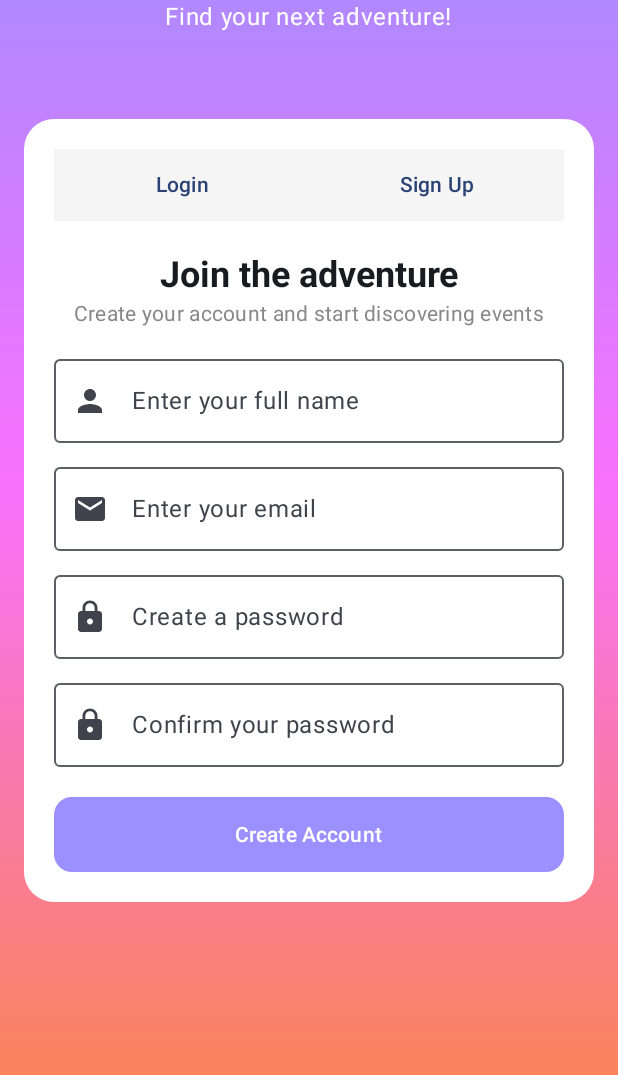
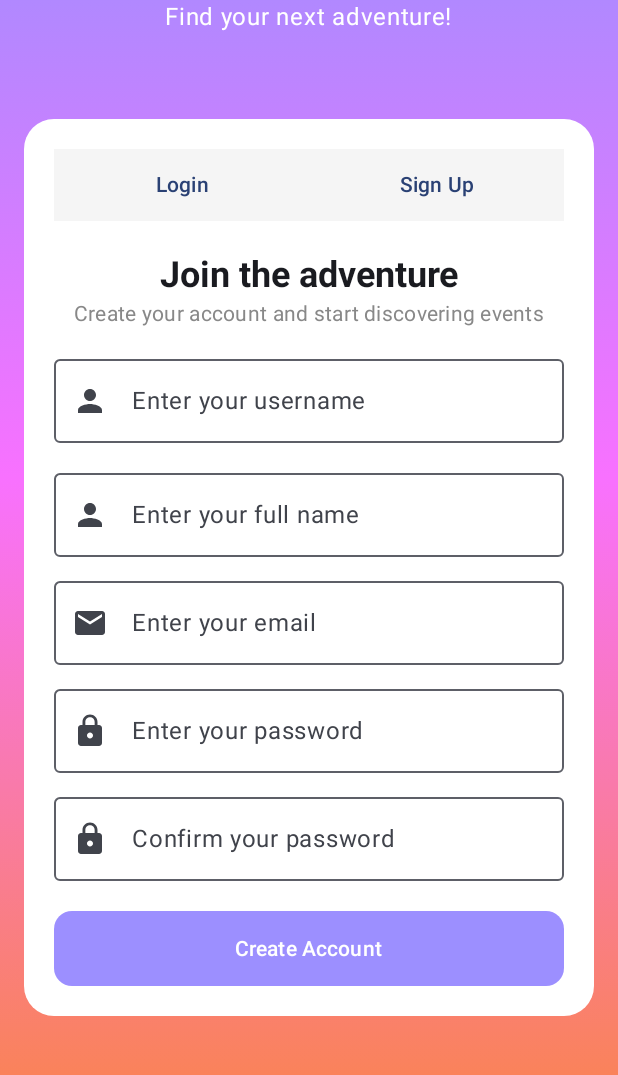
Before and after one commit to doech/Wherenow, an Android app built with Jetpack Compose: the AuthScreen screen opened through its navigation route, tab 2 chosen, on a phone screen of 412 x 824 dp, the part 141-1216 px from its top. Run offline under Robolectric (Android 15) with nearby library versions, the phone set to English and light mode, and no system bars; our stand-ins replace Firebase (no records; nobody signed in at launch, a user with empty details on screens opened directly).

Commit message:
login con firebase y logout

```diff
--- a/app/src/main/java/com/example/wherenow/data/model/EventRow.kt
+++ b/app/src/main/java/com/example/wherenow/data/model/EventRow.kt
@@ -8,9 +8,9 @@ data class EventRow(
     val description: String = "",
     val location: String = "",
     val distanceText: String = "",
-    val priceText: Int = 0,
+    val priceText: String = "",   // ← (antes Int, ahora String)
     val interested: Int = 0,
     val status: String = "active",
-    val createdAt: Date? = null,
-    val startAt: Date? = null
+    val createdAt: Date? = null,  // marca de tiempo Firestore → Date?
+    val startAt: Date? = null     // marca de tiempo Firestore → Date?
 )
--- /dev/null
+++ b/app/src/main/java/com/example/wherenow/data/repository/UserRepository.kt
@@ -0,0 +1,27 @@
+package com.example.wherenow.data.repository
+
+import com.example.wherenow.data.model.UserProfile
+import com.google.firebase.firestore.FirebaseFirestore
+
+class UserRepository(
+    private val db: FirebaseFirestore = FirebaseFirestore.getInstance()
+) {
+
+    fun createUser(profile: UserProfile, onResult: (Boolean) -> Unit) {
+        db.collection("users")
+            .document(profile.id)
+            .set(profile)
+            .addOnSuccessListener { onResult(true) }
+            .addOnFailureListener { onResult(false) }
+    }
+
+    fun getUser(uid: String, onResult: (UserProfile?) -> Unit) {
+        db.collection("users")
+            .document(uid)
+            .get()
+            .addOnSuccessListener { doc ->
+                onResult(doc.toObject(UserProfile::class.java))
+            }
+            .addOnFailureListener { onResult(null) }
+    }
+}
--- a/app/src/main/java/com/example/wherenow/ui/auth/AuthScreen.kt
+++ b/app/src/main/java/com/example/wherenow/ui/auth/AuthScreen.kt
@@ -13,33 +13,43 @@ import androidx.compose.ui.Alignment
 import androidx.compose.ui.Modifier
 import androidx.compose.ui.graphics.Brush
 import androidx.compose.ui.graphics.Color
+import androidx.compose.ui.res.stringResource
 import androidx.compose.ui.text.font.FontWeight
 import androidx.compose.ui.text.input.PasswordVisualTransformation
 import androidx.compose.ui.unit.dp
 import androidx.compose.ui.unit.sp
 import androidx.navigation.NavController
-import androidx.compose.ui.res.stringResource
+import androidx.lifecycle.viewmodel.compose.viewModel
 import com.example.wherenow.R
 import com.example.wherenow.navigation.NavRoutes
+import com.example.wherenow.ui.auth.AuthViewModel
+
+import androidx.compose.foundation.text.KeyboardOptions
+import androidx.compose.ui.text.input.KeyboardType
+import androidx.compose.ui.text.input.KeyboardCapitalization
+
 
 @Composable
 fun AuthScreen(navController: NavController) {
+    var username by remember { mutableStateOf("") }
     var email by remember { mutableStateOf("") }
     var password by remember { mutableStateOf("") }
     var fullName by remember { mutableStateOf("") }
     var confirmPassword by remember { mutableStateOf("") }
-    var selectedTab by remember { mutableStateOf(0) } // 0 = Login, 1 = SignUp
+    var selectedTab by remember { mutableStateOf(0) }
+    val authViewModel: AuthViewModel = viewModel()
+    var errorMsg by remember { mutableStateOf<String?>(null) }
+    var loading by remember { mutableStateOf(false) }
 
-    // Fondo degradado
     Box(
         modifier = Modifier
             .fillMaxSize()
             .background(
                 Brush.verticalGradient(
                     listOf(
-                        Color(0xFF9C8FFF), // purple
-                        Color(0xFFF871FF), // pink
-                        Color(0xFFFA8355)  // orange
+                        Color(0xFF9C8FFF),
+                        Color(0xFFF871FF),
+                        Color(0xFFFA8355)
                     )
                 )
             )
@@ -65,7 +75,6 @@ fun AuthScreen(navController: NavController) {
 
             Spacer(modifier = Modifier.height(40.dp))
 
-            // Card blanca para Login / SignUp
             Card(
                 shape = RoundedCornerShape(20.dp),
                 modifier = Modifier
@@ -77,10 +86,10 @@ fun AuthScreen(navController: NavController) {
                     modifier = Modifier.padding(20.dp),
                     horizontalAlignment = Alignment.CenterHorizontally
                 ) {
-                    // Tabs
+
                     TabRow(
                         selectedTabIndex = selectedTab,
-                        containerColor = Color(0xFFF5F5F5), // gris clarito de fondo
+                        containerColor = Color(0xFFF5F5F5),
                         indicator = {},
                         divider = {}
                     ) {
@@ -98,8 +107,9 @@ fun AuthScreen(navController: NavController) {
 
                     Spacer(modifier = Modifier.height(20.dp))
 
+                    // ---------------- LOGIN ----------------
                     if (selectedTab == 0) {
-                        // Login Form
+
                         Text(
                             text = stringResource(R.string.welcome_back),
                             style = MaterialTheme.typography.headlineSmall,
@@ -113,25 +123,33 @@ fun AuthScreen(navController: NavController) {
 
                         Spacer(modifier = Modifier.height(20.dp))
 
-                        // Input email
                         OutlinedTextField(
                             value = email,
                             onValueChange = { email = it },
                             leadingIcon = { Icon(Icons.Default.Email, contentDescription = null) },
                             placeholder = { Text(stringResource(R.string.enter_email)) },
-                            modifier = Modifier.fillMaxWidth()
+                            modifier = Modifier.fillMaxWidth(),
+                            keyboardOptions = KeyboardOptions(
+                                keyboardType = KeyboardType.Email,
+                                capitalization = KeyboardCapitalization.None,
+                                autoCorrect = false
+                            )
                         )
 
                         Spacer(modifier = Modifier.height(16.dp))
 
-                        // Input password
                         OutlinedTextField(
                             value = password,
                             onValueChange = { password = it },
                             leadingIcon = { Icon(Icons.Default.Lock, contentDescription = null) },
                             placeholder = { Text(stringResource(R.string.enter_password)) },
                             modifier = Modifier.fillMaxWidth(),
-                            visualTransformation = PasswordVisualTransformation()
+                            visualTransformation = PasswordVisualTransformation(),
+                            keyboardOptions = KeyboardOptions(
+                                keyboardType = KeyboardType.Email,
+                                capitalization = KeyboardCapitalization.None,
+                                autoCorrect = false
+                            )
                         )
 
                         Spacer(modifier = Modifier.height(10.dp))
@@ -144,18 +162,30 @@ fun AuthScreen(navController: NavController) {
 
                         Button(
                             onClick = {
-                                // Navegación después de login
-                                navController.navigate(NavRoutes.LOCATION)
+                                loading = true
+                                authViewModel.login(email, password) { ok, msg ->
+                                    loading = false
+                                    if (ok) {
+                                        navController.navigate(NavRoutes.HOME) {
+                                            popUpTo(NavRoutes.AUTH) { inclusive = true }
+                                        }
+                                    } else {
+                                        errorMsg = msg ?: "Error al iniciar sesión"
+                                    }
+                                }
                             },
                             modifier = Modifier
                                 .fillMaxWidth()
                                 .height(50.dp),
                             shape = RoundedCornerShape(12.dp)
                         ) {
-                            Text(stringResource(R.string.signup_title), color = Color.White)
+                            Text(stringResource(R.string.login_title), color = Color.White)
                         }
-                    } else {
-                        // Sign Up Form
+                    }
+
+                    // ---------------- SIGN UP ----------------
+                    else {
+
                         Text(
                             text = stringResource(R.string.join_adventure),
                             style = MaterialTheme.typography.headlineSmall,
@@ -169,7 +199,16 @@ fun AuthScreen(navController: NavController) {
 
                         Spacer(modifier = Modifier.height(20.dp))
 
-                        // Full Name input
+                        OutlinedTextField(
+                            value = username,
+                            onValueChange = { username = it },
+                            leadingIcon = { Icon(Icons.Default.Person, contentDescription = null) },
+                            placeholder = { Text(stringResource(R.string.enter_username)) },
+                            modifier = Modifier.fillMaxWidth()
+                        )
+
+                        Spacer(modifier = Modifier.height(20.dp))
+
                         OutlinedTextField(
                             value = fullName,
                             onValueChange = { fullName = it },
@@ -180,45 +219,71 @@ fun AuthScreen(navController: NavController) {
 
                         Spacer(modifier = Modifier.height(16.dp))
 
-                        // Email input
                         OutlinedTextField(
                             value = email,
                             onValueChange = { email = it },
                             leadingIcon = { Icon(Icons.Default.Email, contentDescription = null) },
-                            placeholder = { Text(stringResource(R.string.enter_email))},
-                            modifier = Modifier.fillMaxWidth()
+                            placeholder = { Text(stringResource(R.string.enter_email)) },
+                            modifier = Modifier.fillMaxWidth(),
+                            keyboardOptions = KeyboardOptions(
+                                keyboardType = KeyboardType.Email,
+                                capitalization = KeyboardCapitalization.None,
+                                autoCorrect = false
+                            )
                         )
 
                         Spacer(modifier = Modifier.height(16.dp))
 
-                        // Password input
                         OutlinedTextField(
                             value = password,
                             onValueChange = { password = it },
                             leadingIcon = { Icon(Icons.Default.Lock, contentDescription = null) },
-                            placeholder = { Text(stringResource(R.string.create_password)) },
+                            placeholder = { Text(stringResource(R.string.enter_password)) },
                             modifier = Modifier.fillMaxWidth(),
-                            visualTransformation = PasswordVisualTransformation()
+                            visualTransformation = PasswordVisualTransformation(),
+                            keyboardOptions = KeyboardOptions(
+                                keyboardType = KeyboardType.Email,
+                                capitalization = KeyboardCapitalization.None,
+                                autoCorrect = false
+                            )
                         )
 
                         Spacer(modifier = Modifier.height(16.dp))
 
-                        // Confirm Password input
                         OutlinedTextField(
                             value = confirmPassword,
                             onValueChange = { confirmPassword = it },
                             leadingIcon = { Icon(Icons.Default.Lock, contentDescription = null) },
                             placeholder = { Text(stringResource(R.string.confirm_your_password)) },
                             modifier = Modifier.fillMaxWidth(),
-                            visualTransformation = PasswordVisualTransformation()
+                            visualTransformation = PasswordVisualTransformation(),
+                            keyboardOptions = KeyboardOptions(
+                                    keyboardType = KeyboardType.Email,
+                            capitalization = KeyboardCapitalization.None,
+                            autoCorrect = false
+                            )
                         )
 
                         Spacer(modifier = Modifier.height(20.dp))
 
                         Button(
                             onClick = {
-                                // Navegación después de signup
-                                navController.navigate(NavRoutes.LOCATION)
+                                if (password != confirmPassword) {
+                                    errorMsg = "Las contraseñas no coinciden"
+                                    return@Button
+                                }
+
+                                loading = true
+                                authViewModel.signup(email, password, username, fullName) { ok, msg ->
+                                    loading = false
+                                    if (ok) {
+                                        navController.navigate(NavRoutes.LOCATION) {
+                                            popUpTo(NavRoutes.AUTH) { inclusive = true }
+                                        }
+                                    } else {
+                                        errorMsg = msg ?: "Error al crear cuenta"
+                                    }
+                                }
                             },
                             modifier = Modifier
                                 .fillMaxWidth()
@@ -229,7 +294,27 @@ fun AuthScreen(navController: NavController) {
                             Text(stringResource(R.string.create_account), color = Color.White)
                         }
                     }
+
+                    // ---- ERROR MESSAGE ----
+                    errorMsg?.let {
+                        Text(
+                            text = it,
+                            color = Color.Red,
+                            modifier = Modifier.padding(top = 10.dp)
+                        )
+                    }
                 }
+            }
+        }
+
+        // ---- LOADING INDICATOR ----
+        if (loading) {
+            Box(
+                modifier = Modifier
+                    .fillMaxSize(),
+                contentAlignment = Alignment.Center
+            ) {
+                CircularProgressIndicator(color = Color.White)
             }
         }
     }
--- /dev/null
+++ b/app/src/main/java/com/example/wherenow/ui/auth/AuthViewModel.kt
@@ -0,0 +1,64 @@
+package com.example.wherenow.ui.auth
+
+import androidx.lifecycle.ViewModel
+import androidx.lifecycle.viewModelScope
+import com.example.wherenow.data.model.UserProfile
+import com.example.wherenow.data.repository.AuthRepository
+import com.example.wherenow.data.repository.UserRepository
+import kotlinx.coroutines.flow.MutableStateFlow
+import kotlinx.coroutines.flow.asStateFlow
+import kotlinx.coroutines.launch
+
+class AuthViewModel(
+    private val authRepo: AuthRepository = AuthRepository(),
+    private val userRepo: UserRepository = UserRepository()
+) : ViewModel() {
+
+    private val _user = MutableStateFlow<UserProfile?>(null)
+    val user = _user.asStateFlow()
+
+    init { loadCurrentUser() }
+
+    fun loadCurrentUser() {
+        val uid = authRepo.getUid() ?: return
+        viewModelScope.launch {
+            userRepo.getUser(uid) {
+                _user.value = it
+            }
+        }
+    }
+
+    fun login(email: String, password: String, onResult: (Boolean, String?) -> Unit) {
+        authRepo.login(email.trim(), password.trim()) { ok, msg ->
+            if (ok) loadCurrentUser()
+            onResult(ok, msg)
+        }
+    }
+
+    fun signup(email: String, password: String, username: String, name: String, onResult: (Boolean, String?) -> Unit) {
+        authRepo.signUp(email.trim(), password.trim()) { ok, msg ->
+            if (!ok) {
+                onResult(false, msg)
+                return@signUp
+            }
+
+            val uid = authRepo.getUid()!!
+            val profile = UserProfile(
+                id = uid,
+                email = email,
+                username = username,
+                name = name
+            )
+
+            userRepo.createUser(profile) { created ->
+                if (created) loadCurrentUser()
+                onResult(created, null)
+            }
+        }
+    }
+
+    fun logout() {
+        authRepo.logout()
+        _user.value = null
+    }
+}
--- a/app/src/main/res/values/strings.xml
+++ b/app/src/main/res/values/strings.xml
@@ -19,6 +19,7 @@
     <string name="welcome_back">Welcome Back!</string>
     <string name="signin_subtitle">Sign in to discover amazing events near you</string>
     <string name="enter_email">Enter your email</string>
+    <string name="enter_username">Enter your username</string>
     <string name="enter_password">Enter your password</string>
     <string name="forgot_password">Forgot password?</string>
     <string name="join_adventure">Join the adventure</string>
--- a/build.gradle.kts
+++ b/build.gradle.kts
@@ -3,5 +3,5 @@ plugins {
     alias(libs.plugins.android.application) apply false
     alias(libs.plugins.kotlin.android) apply false
     alias(libs.plugins.kotlin.compose) apply false
-    id("com.google.gms.google-services") version "4.4.4" apply false
+    alias(libs.plugins.google.gms.google.services) apply false
 }
```
Also changed, not shown: app/build.gradle.kts (+17 -5 lines), app/src/main/java/com/example/wherenow/data/model/UserProfile.kt (added, +18 -0 lines), app/src/main/java/com/example/wherenow/data/repository/AuthRepository.kt (added, +49 -0 lines), app/src/main/java/com/example/wherenow/data/repository/FirestoreEventRepository.kt (+21 -13 lines), app/src/main/java/com/example/wherenow/ui/components/AppHeader.kt (+16 -1 lines), app/src/main/java/com/example/wherenow/ui/home/HomeScreen.kt (+15 -4 lines), gradle/libs.versions.toml (+14 -3 lines), settings.gradle.kts (+2 -7 lines), 1 other file.
